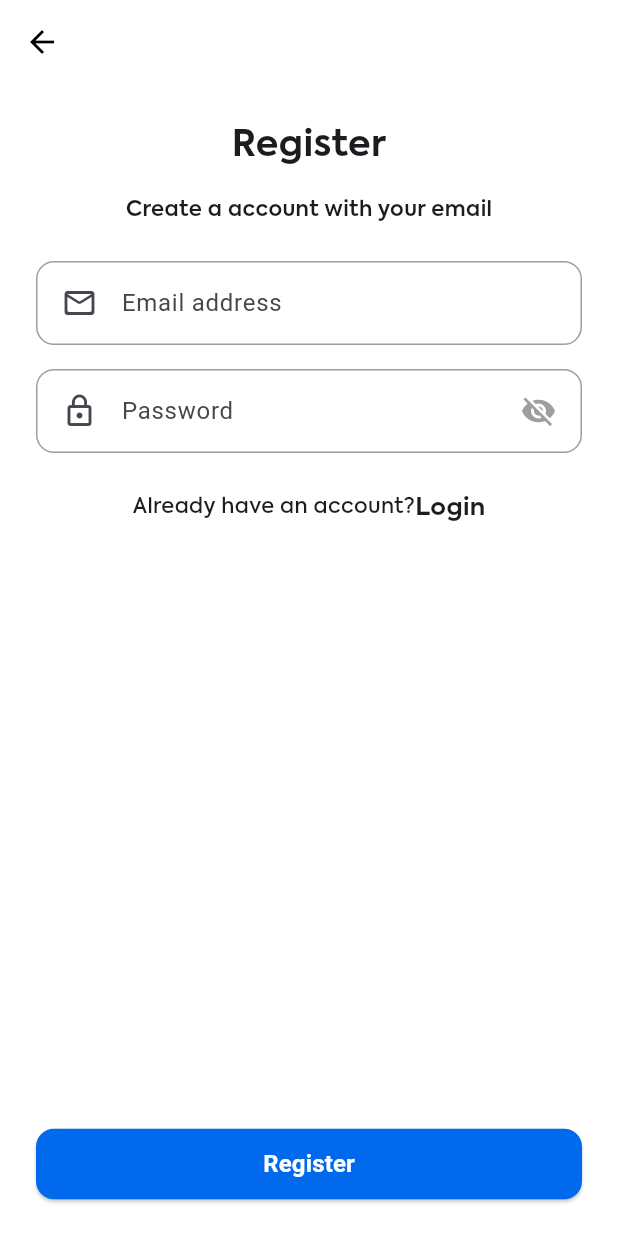
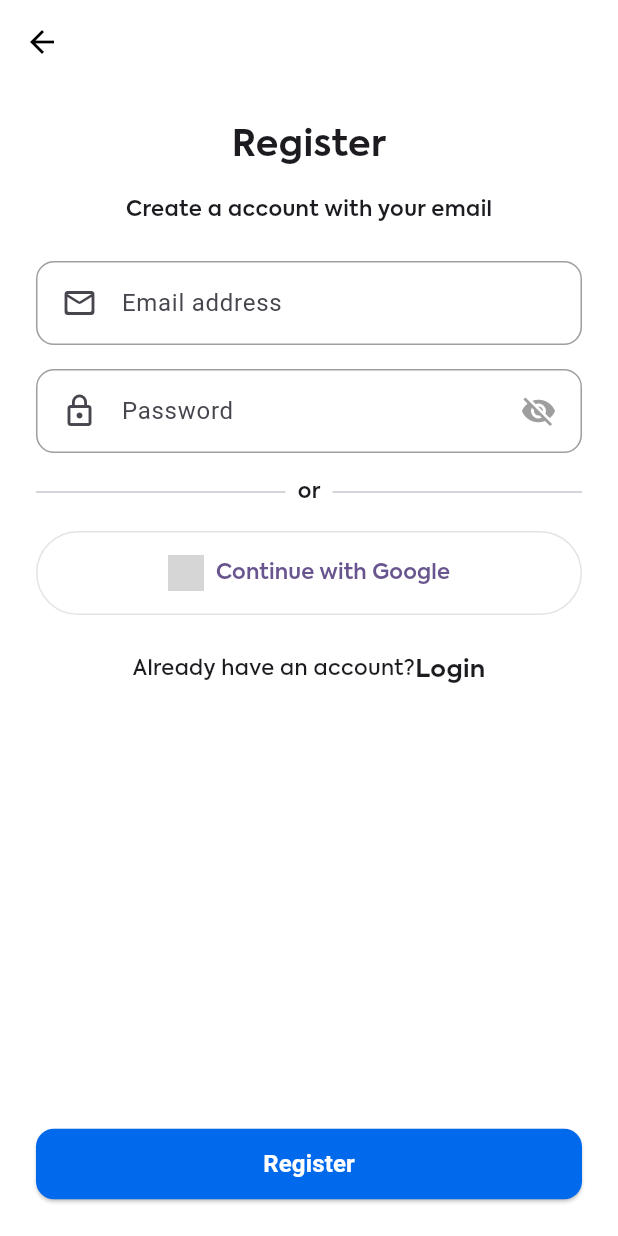
Before and after one commit to subinjose11/chat_app, a Flutter app: the SignUpPage screen opened by its route, after a tap on "Login", after a tap on "Sign up", on a phone screen of 412 x 824 dp. Run offline on Flutter 3.47's test engine with Material 3 defaults, Android fonts, the phone set to English and light mode, and no system bars; our stand-ins replace auto_route, cloud_firestore, firebase_auth, firebase_core, flutter_riverpod, freezed_annotation and 3 more; accounts and stored records are empty; grey boxes are pictures that could not be loaded.

Commit message:
feat: Google sign in enabled

```diff
--- a/lib/feature/auth/presentation/controller/auth_controller.dart
+++ b/lib/feature/auth/presentation/controller/auth_controller.dart
@@ -17,6 +17,10 @@ class AuthController {
     authRepository.signInWithEmail(context, email, password);
   }
 
+  Future<void> signInWithGoogle(BuildContext context) async {
+    await authRepository.signInWithGoogle(context);
+  }
+
   void addUserDetails(
     BuildContext context,
     String? profilePic,
--- a/lib/feature/auth/presentation/ui/log_in_page.dart
+++ b/lib/feature/auth/presentation/ui/log_in_page.dart
@@ -100,6 +100,33 @@ class _LogInPageState extends ConsumerState<LogInPage> {
                 ],
               ),
               const SizedBox(height: 16),
+              SizedBox(
+                width: double.infinity,
+                child: OutlinedButton.icon(
+                  onPressed: () async {
+                    await ref.read(authControllerProvider).signInWithGoogle(context);
+                  },
+                  icon: Image.asset(
+                    'assets/drawables/google_logo.png',
+                    height: 24,
+                    errorBuilder: (context, error, stackTrace) {
+                      return const Icon(Icons.g_mobiledata, size: 24);
+                    },
+                  ),
+                  label: Text(
+                    'Continue with Google',
+                    style: subText14SB,
+                  ),
+                  style: OutlinedButton.styleFrom(
+                    padding: const EdgeInsets.symmetric(vertical: 16),
+                    side: BorderSide(
+                      color: Theme.of(context).dividerColor,
+                      width: 1,
+                    ),
+                  ),
+                ),
+              ),
+              const SizedBox(height: 16),
               Row(mainAxisAlignment: MainAxisAlignment.center, children: [
                 Text(
                   'Dont have an account?',
--- a/lib/feature/auth/presentation/ui/sign_up_page.dart
+++ b/lib/feature/auth/presentation/ui/sign_up_page.dart
@@ -64,6 +64,52 @@ class _SignUpPageState extends ConsumerState<SignUpPage> {
                 isPasswordField: true,
                 prefixIcon: const Icon(Icons.lock_outline),
               ),
+              const SizedBox(height: 16),
+              Row(
+                children: [
+                  const Expanded(
+                    child: Divider(
+                      thickness: 1,
+                    ),
+                  ),
+                  Padding(
+                    padding: const EdgeInsets.symmetric(horizontal: 8.0),
+                    child: Text("or", style: subText14SB),
+                  ),
+                  const Expanded(
+                    child: Divider(
+                      thickness: 1,
+                    ),
+                  ),
+                ],
+              ),
+              const SizedBox(height: 16),
+              SizedBox(
+                width: double.infinity,
+                child: OutlinedButton.icon(
+                  onPressed: () async {
+                    await ref.read(authControllerProvider).signInWithGoogle(context);
+                  },
+                  icon: Image.asset(
+                    'assets/drawables/google_logo.png',
+                    height: 24,
+                    errorBuilder: (context, error, stackTrace) {
+                      return const Icon(Icons.g_mobiledata, size: 24);
+                    },
+                  ),
+                  label: Text(
+                    'Continue with Google',
+                    style: subText14SB,
+                  ),
+                  style: OutlinedButton.styleFrom(
+                    padding: const EdgeInsets.symmetric(vertical: 16),
+                    side: BorderSide(
+                      color: Theme.of(context).dividerColor,
+                      width: 1,
+                    ),
+                  ),
+                ),
+              ),
               const SizedBox(height: 24),
               Row(mainAxisAlignment: MainAxisAlignment.center, children: [
                 Text(
--- a/pubspec.yaml
+++ b/pubspec.yaml
@@ -20,6 +20,7 @@ dependencies:
   supabase_flutter: ^2.8.1
   freezed_annotation: ^2.4.4
   json_annotation: ^4.9.0
+  google_sign_in: ^6.2.1
 
 dev_dependencies:
   flutter_test:
```
Also changed, not shown: lib/feature/auth/data/repository/auth_repository.dart (+87 -1 lines), pubspec.lock, 3 other files.
